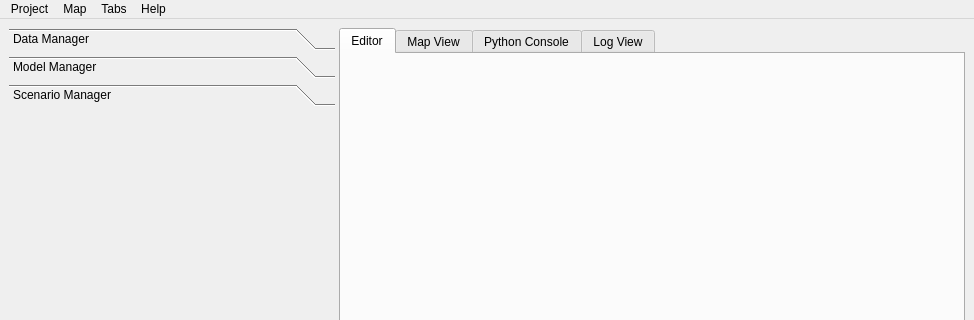
First picture: the form in opus_gui/main/opusMain.ui, repository psrc/urbansim, before the edit; both pictures show x 0 to 974 and y 0 to 320 of the 974 by 707 pixel window.
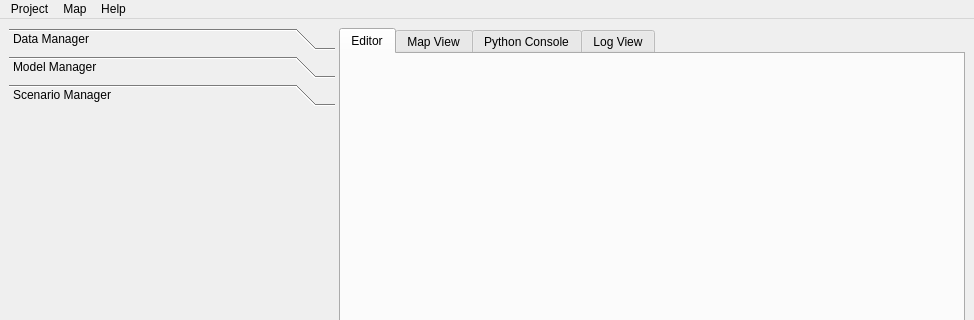
Second picture: the form after the edit. Icons and pictures are not drawn.

Commit message: removed tabs menu and toggle option

Diff of the .ui file:
```diff
--- a/opus_gui/main/opusMain.ui
+++ b/opus_gui/main/opusMain.ui
@@ -392,18 +392,8 @@
     </property>
     <addaction name="actionAbout" />
    </widget>
-   <widget class="QMenu" name="menuTabs" >
-    <property name="title" >
-     <string>Tabs</string>
-    </property>
-    <addaction name="tabActionEditor" />
-    <addaction name="tabActionMapView" />
-    <addaction name="tabActionPythonConsole" />
-    <addaction name="tabActionLogView" />
-   </widget>
    <addaction name="menuProject" />
    <addaction name="menuMap" />
-   <addaction name="menuTabs" />
    <addaction name="menuHelp" />
   </widget>
   <widget class="QStatusBar" name="statusbar" />
```
The commit also changes 2 other files.
